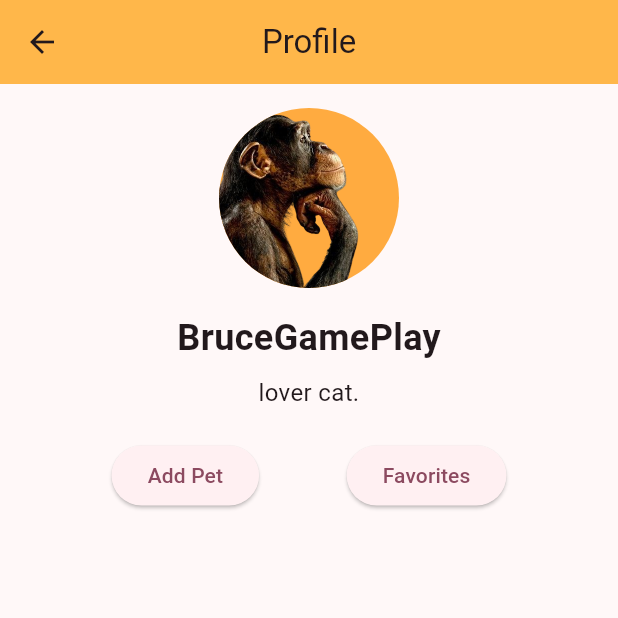
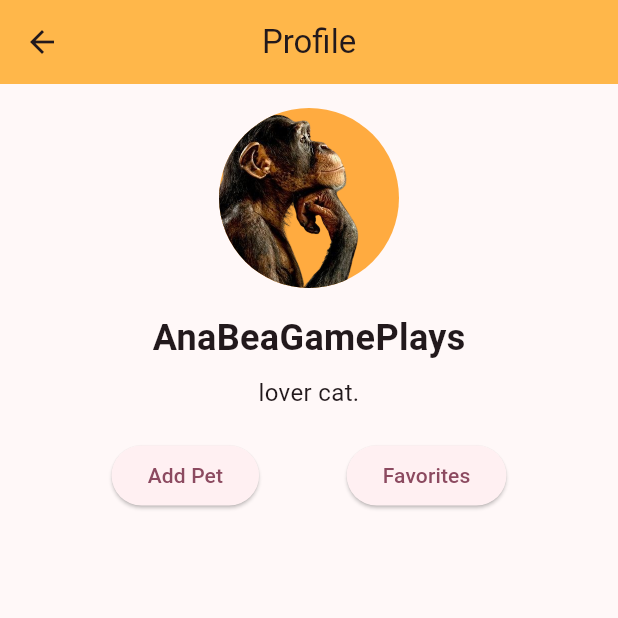
Before and after one commit to AnaLouBispo/petAdopted-Flutter, a Flutter app: the Profile screen opened directly, on a phone screen of 412 x 824 dp, the top half of it. Run offline on Flutter 3.47's test engine with Material 3 defaults, Android fonts, the phone set to English and light mode, and no system bars.

Commit message:
Update user_profile.dart

```diff
--- a/lib/view/user_profile.dart
+++ b/lib/view/user_profile.dart
@@ -36,7 +36,7 @@ class Profile extends StatelessWidget {
 
             SizedBox(height: 16),
             Text(
-              'BruceGamePlay',
+              'AnaBeaGamePlays',
               style: TextStyle(
                 fontSize: 24,
                 fontWeight: FontWeight.bold,
```
